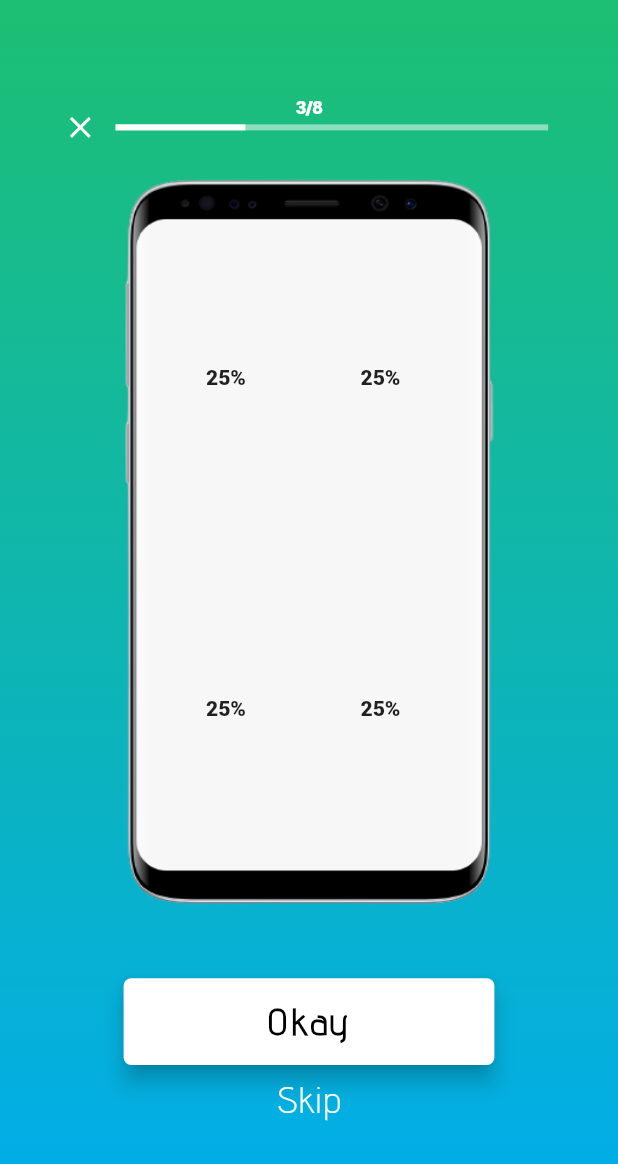
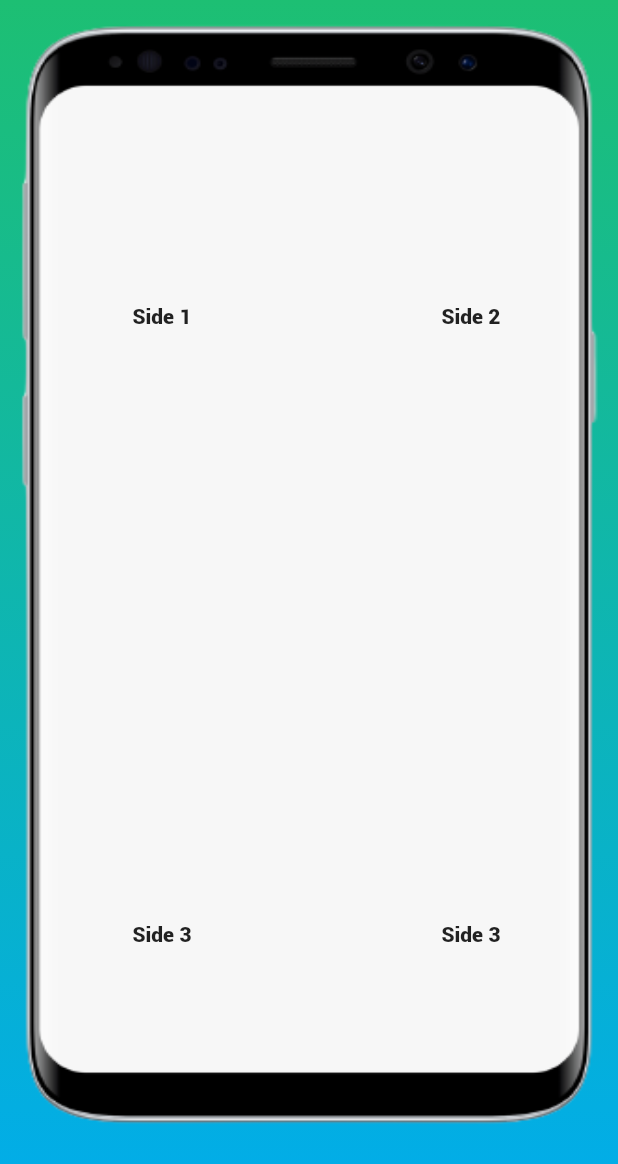
Before and after one commit to ridazehra1/Newapp, a Flutter app: the ScreenAnalysisFT screen opened directly, after a tap on "Start", on a phone screen of 412 x 824 dp. Shown: the top 1164 px of the screen. Run offline on Flutter 3.47's test engine with Material 2 defaults, Android fonts, the phone set to English and light mode, and no system bars; our stand-ins replace battery_plus, camera, connectivity_plus, flutter_blue_plus, flutter_screenutil, flutter_svg and 5 more; missing offline and left inert: all_sensors, gps_connectivity, headset_connection_event, light, open_settings, perfect_volume_control and 1 more.

Commit message:
added files

```diff
--- /dev/null
+++ b/lib/pages/full_test_screens/screen_testft/MobileFullScreen.dart
@@ -0,0 +1,191 @@
+import 'package:diagnose/pages/full_test_screens/screen_testft/BoxesFt.dart';
+import 'package:diagnose/pages/full_test_screens/screen_testft/mobileft.dart';
+import 'package:flutter/material.dart';
+import 'package:page_transition/page_transition.dart';
+
+class MobileFullScreen extends StatefulWidget {
+  const MobileFullScreen({Key? key}) : super(key: key);
+
+  @override
+  State<MobileFullScreen> createState() => _MobileFullScreenState();
+}
+
+class _MobileFullScreenState extends State<MobileFullScreen> {
+  var Box1= false;
+  var Box2= false;
+  var Box3= false;
+  var Box4= false;
+
+  void check(){
+    if(Box1==true && Box2==true && Box3==true && Box4==true){
+        Navigator.push(
+                      context,
+                      PageTransition(
+                        type: PageTransitionType.rightToLeft,
+                        reverseDuration: const Duration(seconds: 1),
+                        duration: const Duration(seconds: 1),
+                        child: const MobilepercentFT(),
+                      ),
+                    );
+    }
+    else{
+      print("No");
+    }
+  }
+
+  @override
+  Widget build(BuildContext context) {
+    double height = MediaQuery.of(context).size.height;
+    double width = MediaQuery.of(context).size.width;
+    return Scaffold(
+      body: Container(
+        // padding: EdgeInsets.only(top:1),
+        width: width,
+        height: height,
+        decoration: const BoxDecoration(
+          image: DecorationImage(
+              image: AssetImage(
+                'assets/screen.png',
+              ),
+              fit: BoxFit.fill),
+          gradient: LinearGradient(
+              begin: Alignment.topRight,
+              end: Alignment.bottomRight,
+              colors: [
+                Color.fromRGBO(29, 191, 115, 1),
+                Color.fromRGBO(0, 172, 238, 1)
+              ]),
+        ),
+        child: Column(
+          children: [
+            Row(
+              mainAxisAlignment: MainAxisAlignment.start,
+              children: [
+                GestureDetector(
+                  onTap: (){
+                    print("ok");
+
+                    setState(() {
+                      Box1=true;
+                      check();
+
+                    });
+                  },
+                  child:   Box1 == true ?   Container(
+                      height: height * 0.5,
+                      width: width * 0.50,
+                      padding: const EdgeInsets.only(top: 10, left: 10),
+                      //  margin: EdgeInsets.all(40),
+                      child: const
+                      Center(child:
+                       Text("check"))):
+                       Container(
+                      height: height * 0.5,
+                      width: width * 0.50,
+                      padding: const EdgeInsets.only(top: 10, left: 10),
+                      //  margin: EdgeInsets.all(40),
+                      child: const
+                      Center(child:
+                       Text("Side 1")))
+                       ,
+                ),
+                 GestureDetector(
+              onTap: (){
+                    print("ok");
+
+                setState(() {
+                  Box2=true;
+                      check();
+
+
+                });
+              },
+              child: Box2 == true ?   Container(
+                      height: height * 0.5,
+                      width: width * 0.50,
+                      padding: const EdgeInsets.only(top: 10, left: 10),
+                      //  margin: EdgeInsets.all(40),
+                      child: const
+                      Center(child:
+                       Text("check"))): Container(
+                  height: height * 0.5,
+                  width: width * 0.5,
+                  padding: const EdgeInsets.only(top: 10, left: 10),
+                  //  margin: EdgeInsets.all(40),
+                  child: const Center(child: Text("Side 2"))),
+            ),
+              ],
+            ),
+
+            Row(
+              children: [
+
+                GestureDetector(
+                  onTap: (){
+                    print("ok");
+                    setState(() {
+                      Box3=true;
+                      check();
+
+                    });
+                  },
+                  child:  Box3 == true ?   Container(
+                      height: height * 0.5,
+                      width: width * 0.50,
+                      padding: const EdgeInsets.only(top: 10, left: 10),
+                      //  margin: EdgeInsets.all(40),
+                      child: const
+                      Center(child:
+                       Text("check"))): Container(
+                      height: height * 0.5,
+                      width: width * 0.5,
+                      padding: const EdgeInsets.only(top: 10, left: 10),
+                      //  margin: EdgeInsets.all(40),
+                      child: const Center(child:  Text("Side 3"))),
+                ),
+                  GestureDetector(
+                  onTap: (){
+                    print("ok");
+
+                    setState(() {
+                      Box4=true;
+                      check();
+
+
+                    });
+                  },
+                  child:  Box4 == true ?   Container(
+                      height: height * 0.5,
+                      width: width * 0.50,
+                      padding: const EdgeInsets.only(top: 10, left: 10),
+                      //  margin: EdgeInsets.all(40),
+                      child: const
+                      Center(child:
+                       Text("check"))):  Container(
+                      height: height * 0.5,
+                      width: width * 0.5,
+                      padding: const EdgeInsets.only(top: 10, left: 10),
+                      //  margin: EdgeInsets.all(40),
+                      child: const Center(child:  Text("Side 3"))),
+                ),
+              ],
+            ),
+            //   GestureDetector(
+            //   onTap: (){
+            //     setState(() {
+            //       Box4=true;
+            //     });
+            //   },
+            //   child: Container(
+            //       height: height * 0.25,
+            //       width: width * 0.25,
+            //       padding: const EdgeInsets.only(top: 10, left: 10),
+            //       //  margin: EdgeInsets.all(40),
+            //       child: const Center(child: Text("Side 4"))),
+            // )
+          ],
+        ),
+      ),
+    );
+  }
+}
--- a/lib/pages/full_test_screens/screen_testft/mobileft.dart
+++ b/lib/pages/full_test_screens/screen_testft/mobileft.dart
@@ -82,54 +82,30 @@ class _MobilepercentFTState extends State<MobilepercentFT> {
                     margin: EdgeInsets.only(top: 35, left: 20),
                     child: Row(
                       children: [
-                        GestureDetector(
-                          onTap: (){
-                            print("call");
 
-                            setState(() {
-                              box1=false;
-                              print(box1);
-                            });
-
-
-                          },
-                          child:
-                          box1 ?  Container(
+                         Container(
                           height: height * 0.25,
                           width: width * 0.25,
                           padding: EdgeInsets.only(top: 10, left: 10),
                           //  margin: EdgeInsets.all(40),
                           child:   Center(child: Text("25%"))
-                          ):
+                        ),
+                        // \:
+                        // Container(
+                        //   height: height * 0.25,
+                        //   width: width * 0.25,
+                        //   padding: EdgeInsets.only(top: 10, left: 10),
+                        //   //  margin: EdgeInsets.all(40),
+                        //   child:   Center(child: Text("0%"))
+                        // ),
                      Container(
                           height: height * 0.25,
                           width: width * 0.25,
                           padding: EdgeInsets.only(top: 10, left: 10),
                           //  margin: EdgeInsets.all(40),
-                            child:   Center(child: Text("0%"))
-                          ),
-                        ),
-                        GestureDetector(
-                          onTap: (){
-                                setState(() {
-                              box2=false;
-                            });
-                          },
-                          child:  box2 ?  Container(
-                            height: height * 0.25,
-                            width: width * 0.25,
-                            padding: EdgeInsets.only(top: 10, left: 10),
-                            //  margin: EdgeInsets.all(40),
                           child:   Center(child: Text("25%"))
-                          ):
-                          Container(
-                            height: height * 0.25,
-                            width: width * 0.25,
-                            padding: EdgeInsets.only(top: 10, left: 10),
-                            //  margin: EdgeInsets.all(40),
-                            child:   Center(child: Text("0%"))
-                          ),
-                        ),
+                        )
+
                       ],
                     ),
                   ),
@@ -137,49 +113,29 @@ class _MobilepercentFTState extends State<MobilepercentFT> {
                     margin: EdgeInsets.only(top: 15, left: 20),
                     child: Row(
                       children: [
-                        GestureDetector(
-                          onTap: (){
-                                setState(() {
-                              box3=false;
-                            });
-
-                          },
-                          child:  box3 ?  Container(
+                     Container(
                           height: height * 0.25,
                           width: width * 0.25,
                           padding: EdgeInsets.only(top: 10, left: 10),
                           //  margin: EdgeInsets.all(40),
                           child:   Center(child: Text("25%"))
-                          ):
+                        ),
+
                           Container(
                           height: height * 0.25,
                           width: width * 0.25,
                           padding: EdgeInsets.only(top: 10, left: 10),
                           //  margin: EdgeInsets.all(40),
-                            child:   Center(child: Text("0%"))
-                          ),
-                        ),
-                        GestureDetector(
-                          onTap: (){
-                                setState(() {
-                              box4=false;
-                            });
-                          },
-                          child:  box4 ?  Container(
-                            height: height * 0.25,
-                            width: width * 0.25,
-                            padding: EdgeInsets.only(top: 10, left: 10),
-                            //  margin: EdgeInsets.all(40),
                           child:   Center(child: Text("25%"))
-                          ):
-                          Container(
-                            height: height * 0.25,
-                            width: width * 0.25,
-                            padding: EdgeInsets.only(top: 10, left: 10),
-                            //  margin: EdgeInsets.all(40),
-                            child:   Center(child: Text("0%"))
-                          ),
-                        ),
+                        )
+                        // :
+                        // Container(
+                        //   height: height * 0.25,
+                        //   width: width * 0.25,
+                        //   padding: EdgeInsets.only(top: 10, left: 10),
+                        //   //  margin: EdgeInsets.all(40),
+                        //   child:   Center(child: Text("0%"))
+                        // ),
                       ],
                     ),
                   ),
--- a/lib/pages/full_test_screens/screen_testft/screen_analysisft.dart
+++ b/lib/pages/full_test_screens/screen_testft/screen_analysisft.dart
@@ -1,4 +1,5 @@
 
+import 'package:diagnose/pages/full_test_screens/screen_testft/MobileFullScreen.dart';
 import 'package:diagnose/pages/full_test_screens/screen_testft/mobileft.dart';
 import 'package:flutter/material.dart';
 import 'package:flutter_svg/flutter_svg.dart';
@@ -149,7 +150,7 @@ class _ScreenAnalysisFTState extends State<ScreenAnalysisFT> {
                           type: PageTransitionType.fade,
                           reverseDuration: const Duration(seconds: 1),
                           duration: const Duration(seconds: 1),
-                          child: MobilepercentFT()),
+                          child: const MobileFullScreen()),
                     );
                   },
                   child: const Text(
--- /dev/null
+++ b/lib/pages/quick_test_screens/mobilefull.dart
@@ -0,0 +1 @@
+import 'package:flutter/material.dart';
```
Lines whose indentation alone changed are shown as unchanged.
